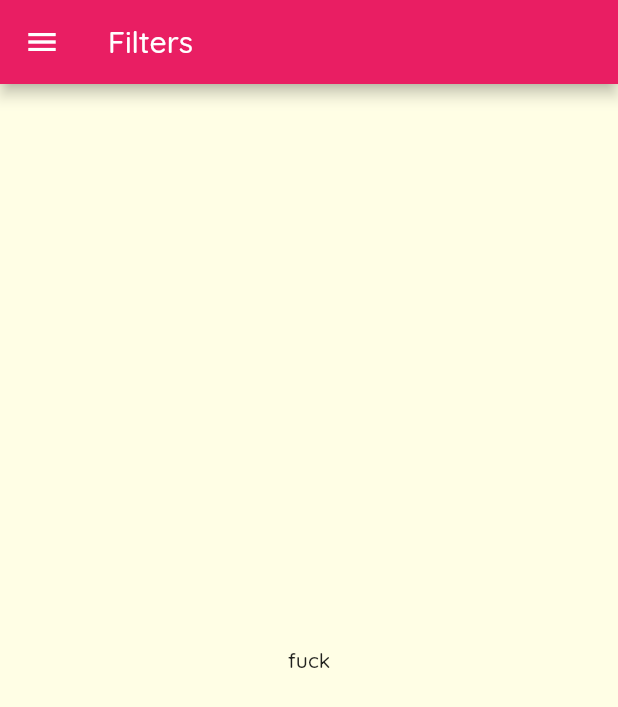
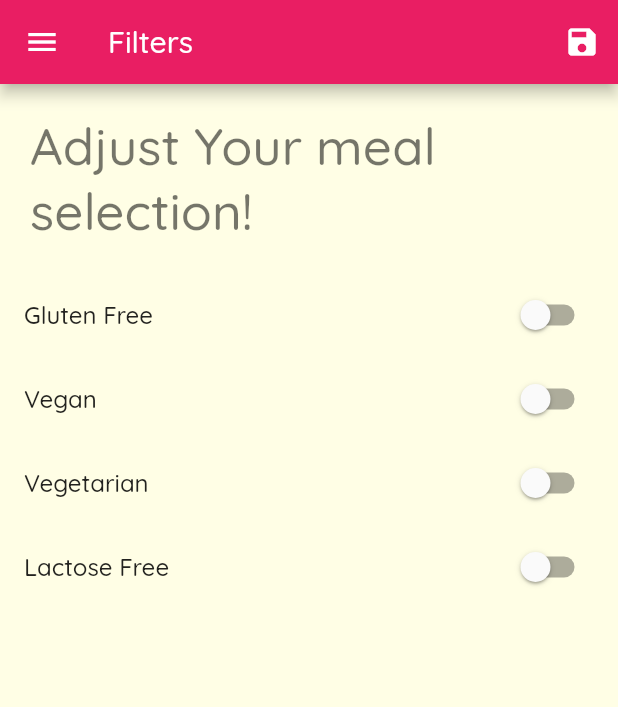
Before and after one commit to bechersydney/meal-app, a Flutter app: the Filters screen opened by its route, on a phone screen of 412 x 824 dp. Shown: the top 707 px of the screen. Run offline on Flutter 3.47's test engine with Material 2 defaults, Android fonts, the phone set to English and light mode, and no system bars.

Commit message:
final meal app

```diff
--- a/lib/main.dart
+++ b/lib/main.dart
@@ -1,12 +1,70 @@
 import 'package:flutter/material.dart';
-import '../raw/routes.dart';
+import 'package:meal_app/models/meal.dart';
+import 'package:meal_app/screens/category_meal.dart';
+import 'package:meal_app/screens/filters.dart';
+import 'package:meal_app/screens/mail_detail.dart';
+import 'package:meal_app/screens/tabs.dart';
+import './raw/dummy_data.dart';
+import '../screens/filters.dart';
 
 void main() {
   runApp(const MyApp());
 }
 
-class MyApp extends StatelessWidget {
+class MyApp extends StatefulWidget {
   const MyApp({Key? key}) : super(key: key);
+
+  @override
+  State<MyApp> createState() => _MyAppState();
+}
+
+class _MyAppState extends State<MyApp> {
+  Map<String, bool> _filters = {
+    'isGluten': false,
+    'isVegan': false,
+    'isVegetarian': false,
+    'isLactose': false
+  };
+  List<Meal> availableMeals = DUMMY_MEALS;
+  List<Meal> favoriteMeals = [];
+
+  void setFilters(Map<String, bool> filterData) {
+    setState(() {
+      _filters = filterData;
+      availableMeals = DUMMY_MEALS.where((meal) {
+        if (_filters['isGluten']! && !meal.isGlutenFree) {
+          return false;
+        }
+        if (_filters['isVegan']! && !meal.isVegan) {
+          return false;
+        }
+        if (_filters['isVegetarian']! && !meal.isVegetarian) {
+          return false;
+        }
+        if (_filters['isLactose']! && !meal.isLactoseFree) {
+          return false;
+        }
+        return true;
+      }).toList();
+    });
+  }
+
+  void _toogleFavorite(String mealId) {
+    final existingIndex = favoriteMeals.indexWhere((meal) => meal.id == mealId);
+    if (existingIndex >= 0) {
+      setState(() {
+        favoriteMeals.removeAt(existingIndex);
+      });
+    } else {
+      setState(() {
+        favoriteMeals.add(DUMMY_MEALS.firstWhere((meal) => meal.id == mealId));
+      });
+    }
+  }
+
+  bool _isFavorite(String id) {
+    return favoriteMeals.any((meal) => meal.id == id);
+  }
 
   @override
   Widget build(BuildContext context) {
@@ -35,7 +93,12 @@ class MyApp extends StatelessWidget {
         // ),
       ),
       initialRoute: '/',
-      routes: routes,
+      routes: {
+        '/': (_) => Tabs(favoriteMeals),
+        CategoryMeal.routeName: (_) => CategoryMeal(availableMeals),
+        MealDetail.routeName: (_) => MealDetail(_toogleFavorite, _isFavorite),
+        Filters.routeName: (_) => Filters(_filters, setFilters),
+      },
       onGenerateRoute: (settings) {
         // this will work if you do not register your route in route table
         // if(settings.name == '/meal-app'){
--- a/lib/models/meal.dart
+++ b/lib/models/meal.dart
@@ -14,6 +14,7 @@ class Meal {
   final bool isLactoseFree;
   final bool isVegan;
   final bool isVegetarian;
+  final bool isFavorite;
 
   const Meal({
     required this.id,
@@ -29,5 +30,6 @@ class Meal {
     this.isLactoseFree = false,
     this.isVegan = false,
     this.isVegetarian = false,
+    this.isFavorite = false,
   });
 }
--- a/lib/raw/routes.dart
+++ /dev/null
@@ -1,12 +0,0 @@
-import 'package:meal_app/screens/filters.dart';
-import 'package:meal_app/screens/mail_detail.dart';
-import 'package:meal_app/screens/tabs.dart';
-
-import '../screens/category_meal.dart';
-
-final routes = {
-  '/': (_) => const Tabs(),
-  CategoryMeal.routeName: (_) => const CategoryMeal(),
-  MealDetail.routeName: (_) => const MealDetail(),
-  Filters.routeName: (_) => const Filters(),
-};
--- a/lib/screens/category_meal.dart
+++ b/lib/screens/category_meal.dart
@@ -1,12 +1,12 @@
 import 'package:flutter/material.dart';
+import '../models/meal.dart';
 import '../raw/dummy_data.dart';
 import '../widgets/mail_item.dart';
 
 class CategoryMeal extends StatelessWidget {
   static const routeName = '/category-meal';
-  // final String categoryId;
-  // final String categoryTitle;
-  const CategoryMeal({Key? key}) : super(key: key);
+  final List<Meal> mealList;
+  const CategoryMeal(this.mealList, {Key? key}) : super(key: key);
 
   @override
   Widget build(BuildContext context) {
@@ -14,9 +14,8 @@ class CategoryMeal extends StatelessWidget {
         ModalRoute.of(context)!.settings.arguments as Map<String, String>;
     final categoryTitle = routeArgs['title'].toString();
     final categoryId = routeArgs['id'];
-    final categoryMeals = DUMMY_MEALS
-        .where((meal) => meal.categories.contains(categoryId))
-        .toList();
+    final categoryMeals =
+        mealList.where((meal) => meal.categories.contains(categoryId)).toList();
     return Scaffold(
       appBar: AppBar(
         title: Text(categoryTitle),
--- a/lib/screens/filters.dart
+++ b/lib/screens/filters.dart
@@ -1,19 +1,131 @@
 import 'package:flutter/material.dart';
 import 'package:meal_app/widgets/main_drawer.dart';
 
-class Filters extends StatelessWidget {
+class Filters extends StatefulWidget {
   static const routeName = '/filters';
-  const Filters({Key? key}) : super(key: key);
+  final Map<String, bool?> currentFilters;
+  final Function addFilters;
+  const Filters(this.currentFilters, this.addFilters, {Key? key})
+      : super(key: key);
+
+  @override
+  State<Filters> createState() => _FiltersState();
+}
+
+class _FiltersState extends State<Filters> {
+  bool _glutenFree = false;
+
+  bool _isVegan = false;
+
+  bool _isLactoseFree = false;
+
+  bool _isVegetarian = false;
+  @override
+  void initState() {
+    super.initState();
+    _glutenFree = widget.currentFilters['isGluten'] ?? false;
+    _isVegan = widget.currentFilters['isVegan'] ?? false;
+    _isLactoseFree = widget.currentFilters['isLactose'] ?? false;
+    _isVegetarian = widget.currentFilters['isVegetarian'] ?? false;
+  }
+
+  void onChangeValue(bool val, bool filter) {
+    setState(() {
+      filter = val;
+    });
+  }
+
+  Widget _buildFilterSwitch(
+    String title,
+    bool currentValue,
+    Function(bool) updateValue,
+  ) {
+    return SwitchListTile(
+      activeColor: Colors.amber,
+      title: Text(title),
+      onChanged: updateValue,
+      value: currentValue,
+    );
+  }
 
   @override
   Widget build(BuildContext context) {
     return Scaffold(
       appBar: AppBar(
         title: const Text('Filters'),
+        actions: [
+          IconButton(
+            onPressed: () => widget.addFilters({
+              'isGluten': _glutenFree,
+              'isVegan': _isVegan,
+              'isVegetarian': _isVegetarian,
+              'isLactose': _isLactoseFree,
+            }),
+            icon: const Icon(Icons.save),
+          ),
+        ],
       ),
       drawer: const MainDrawer(),
-      body: const Center(
-        child: Text('fuck'),
+      body: Column(
+        children: [
+          Container(
+            padding: const EdgeInsets.all(20.0),
+            child: Text(
+              'Adjust Your meal selection!',
+              style: Theme.of(context).textTheme.headline4,
+            ),
+          ),
+          Expanded(
+            child: ListView(
+              children: [
+                _buildFilterSwitch(
+                  'Gluten Free',
+                  _glutenFree,
+                  (val) {
+                    setState(
+                      () {
+                        _glutenFree = val;
+                      },
+                    );
+                  },
+                ),
+                _buildFilterSwitch(
+                  'Vegan',
+                  _isVegan,
+                  (val) {
+                    setState(
+                      () {
+                        _isVegan = val;
+                      },
+                    );
+                  },
+                ),
+                _buildFilterSwitch(
+                  'Vegetarian',
+                  _isVegetarian,
+                  (val) {
+                    setState(
+                      () {
+                        _isVegetarian = val;
+                      },
+                    );
+                  },
+                ),
+                _buildFilterSwitch(
+                  'Lactose Free',
+                  _isLactoseFree,
+                  (val) {
+                    setState(
+                      () {
+                        _isLactoseFree = val;
+                      },
+                    );
+                  },
+                ),
+              ],
+            ),
+          ),
+        ],
       ),
     );
   }
```
Also changed, not shown: lib/screens/favorites.dart (+17 -6 lines), lib/screens/mail_detail.dart (+7 -6 lines), lib/screens/tabs.dart (+11 -3 lines), lib/raw/dummy_data.dart (line endings or trailing spaces).
